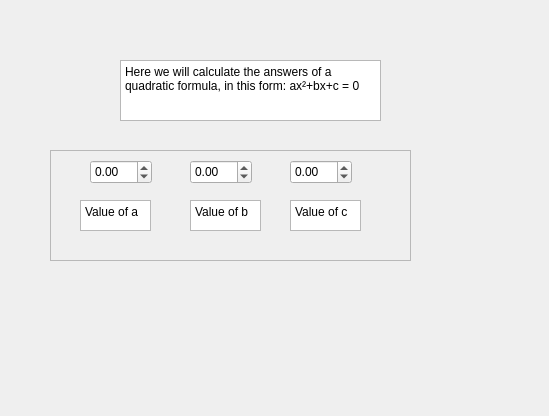
Above: quad_screen_2.ui from yolo1CLo/Yearwork before the change. Below: the same form after it.
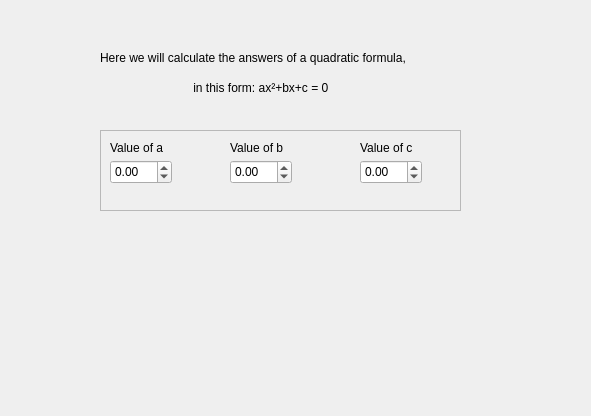
That is the form after the change.

What changed in the file:
```diff
--- a/quad_screen_2.ui
+++ b/quad_screen_2.ui
@@ -6,18 +6,33 @@
    <rect>
     <x>0</x>
     <y>0</y>
-    <width>549</width>
+    <width>591</width>
     <height>416</height>
    </rect>
   </property>
   <property name="windowTitle">
    <string>Form</string>
   </property>
+  <widget class="QFrame" name="frame">
+   <property name="geometry">
+    <rect>
+     <x>100</x>
+     <y>130</y>
+     <width>361</width>
+     <height>81</height>
+    </rect>
+   </property>
+   <property name="frameShape">
+    <enum>QFrame::StyledPanel</enum>
+   </property>
+   <property name="frameShadow">
+    <enum>QFrame::Raised</enum>
+   </property>
   <widget class="QDoubleSpinBox" name="a_DSB">
    <property name="geometry">
     <rect>
-     <x>90</x>
-     <y>160</y>
+      <x>10</x>
+      <y>30</y>
      <width>62</width>
      <height>24</height>
     </rect>
@@ -32,8 +47,8 @@
   <widget class="QDoubleSpinBox" name="b_DSB">
    <property name="geometry">
     <rect>
-     <x>190</x>
-     <y>160</y>
+      <x>130</x>
+      <y>30</y>
      <width>62</width>
      <height>24</height>
     </rect>
@@ -48,8 +63,8 @@
   <widget class="QDoubleSpinBox" name="c_DSB">
    <property name="geometry">
     <rect>
-     <x>290</x>
-     <y>160</y>
+      <x>260</x>
+      <y>30</y>
      <width>62</width>
      <height>24</height>
     </rect>
@@ -61,72 +76,70 @@
     <double>0.500000000000000</double>
    </property>
   </widget>
-  <widget class="QPlainTextEdit" name="plainTextEdit">
+   <widget class="QLabel" name="label_3">
    <property name="geometry">
     <rect>
-     <x>80</x>
-     <y>200</y>
-     <width>71</width>
-     <height>31</height>
-    </rect>
-   </property>
-   <property name="plainText">
+      <x>10</x>
+      <y>10</y>
+      <width>61</width>
+      <height>16</height>
+     </rect>
+    </property>
+    <property name="text">
     <string>Value of a</string>
    </property>
   </widget>
-  <widget class="QPlainTextEdit" name="plainTextEdit_2">
+   <widget class="QLabel" name="label_4">
    <property name="geometry">
     <rect>
-     <x>190</x>
-     <y>200</y>
-     <width>71</width>
-     <height>31</height>
-    </rect>
-   </property>
-   <property name="plainText">
+      <x>130</x>
+      <y>10</y>
+      <width>61</width>
+      <height>16</height>
+     </rect>
+    </property>
+    <property name="text">
     <string>Value of b</string>
    </property>
   </widget>
-  <widget class="QPlainTextEdit" name="plainTextEdit_3">
+   <widget class="QLabel" name="label_5">
    <property name="geometry">
     <rect>
-     <x>290</x>
-     <y>200</y>
-     <width>71</width>
-     <height>31</height>
-    </rect>
-   </property>
-   <property name="plainText">
+      <x>260</x>
+      <y>10</y>
+      <width>61</width>
+      <height>16</height>
+     </rect>
+    </property>
+    <property name="text">
     <string>Value of c</string>
    </property>
   </widget>
-  <widget class="QPlainTextEdit" name="plainTextEdit_4">
-   <property name="geometry">
-    <rect>
-     <x>120</x>
-     <y>60</y>
-     <width>261</width>
-     <height>61</height>
-    </rect>
-   </property>
-   <property name="plainText">
-    <string>Here we will calculate the answers of a quadratic formula, in this form: ax²+bx+c = 0</string>
-   </property>
   </widget>
-  <widget class="QFrame" name="frame">
+  <widget class="QLabel" name="label">
    <property name="geometry">
     <rect>
-     <x>50</x>
-     <y>150</y>
+     <x>100</x>
+     <y>50</y>
      <width>361</width>
-     <height>111</height>
+     <height>16</height>
     </rect>
    </property>
-   <property name="frameShape">
-    <enum>QFrame::StyledPanel</enum>
+   <property name="text">
+    <string>Here we will calculate the answers of a quadratic formula,</string>
    </property>
-   <property name="frameShadow">
-    <enum>QFrame::Raised</enum>
+  </widget>
+  <widget class="QLabel" name="label_2">
+   <property name="geometry">
+    <rect>
+     <x>190</x>
+     <y>80</y>
+     <width>171</width>
+     <height>16</height>
+    </rect>
+   </property>
+   <property name="text">
+    <string> in this form: ax²+bx+c = 0</string>
    </property>
   </widget>
  </widget>
```
Lines whose indentation alone changed are shown as unchanged.
